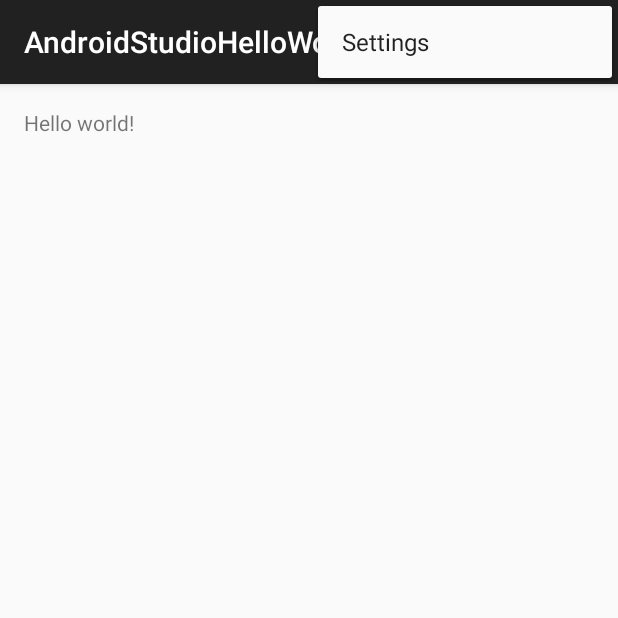
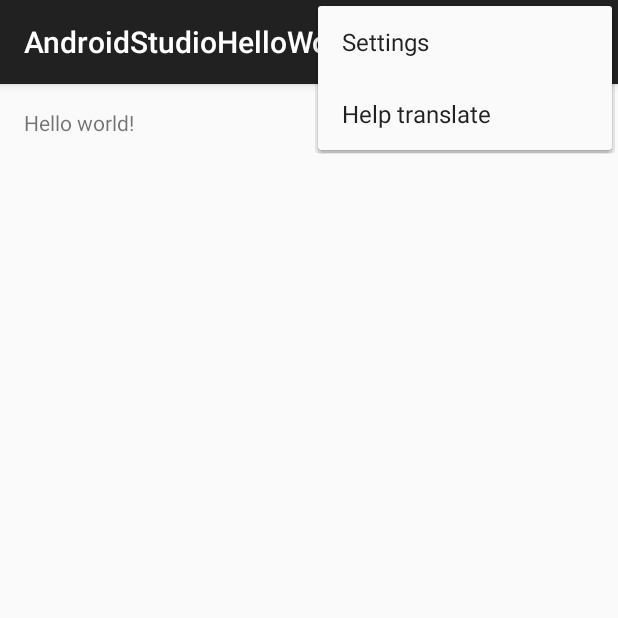
Before and after one commit to frankcalise/AndroidStudioHelloWorld, an Android app: the screen it shows after launch (MainActivity), with the options menu open, on a phone screen of 412 x 824 dp, the top half of it. Run offline under Robolectric (Android 15) with nearby library versions, the phone set to English and light mode, and no system bars.

Commit message:
added help translate to menu

```diff
--- a/app/src/main/res/menu/menu_main.xml
+++ b/app/src/main/res/menu/menu_main.xml
@@ -3,4 +3,6 @@
     xmlns:tools="http://schemas.android.com/tools" tools:context=".MainActivity">
     <item android:id="@+id/action_settings" android:title="@string/action_settings"
         android:orderInCategory="100" app:showAsAction="never" />
+    <item android:id="@+id/action_translate" android:title="@string/action_translate"
+        android:orderInCategory="200" app:showAsAction="never" />
 </menu>
--- a/app/src/main/res/values/strings.xml
+++ b/app/src/main/res/values/strings.xml
@@ -3,4 +3,5 @@
 
     <string name="hello_world">Hello world!</string>
     <string name="action_settings">Settings</string>
+    <string name="action_translate">Help translate</string>
 </resources>
```
Also changed, not shown: app/src/main/java/com/frankcalise/androidstudiohelloworld/MainActivity.java (+13 -2 lines).
